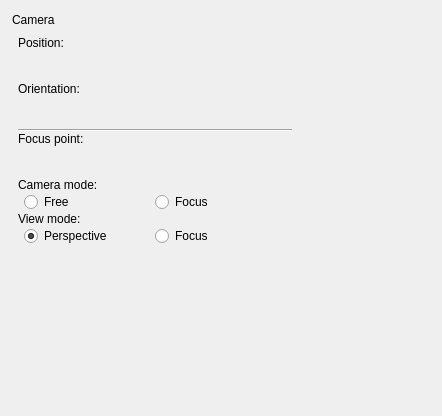
Before: the Qt Designer form src/qt_app/UI/camerawidget.ui in DisonGo/s21_3DViewer, drawn with Qt 5.
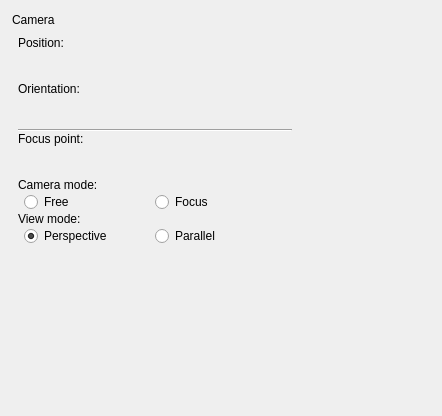
After: the same form once the commit is applied. Custom widgets are drawn as their Qt base class.

Commit message: develop. Updated uis.

Diff of the .ui file:
```diff
--- a/src/qt_app/UI/camerawidget.ui
+++ b/src/qt_app/UI/camerawidget.ui
@@ -152,7 +152,7 @@
       <item>
        <widget class="QRadioButton" name="CameraModeFocus_2">
         <property name="text">
-         <string>Focus</string>
+         <string>Parallel</string>
         </property>
        </widget>
       </item>
```
Left out of the diff: 8 changed lines with no effect on the pictures. The commit also changes 2 other files.
